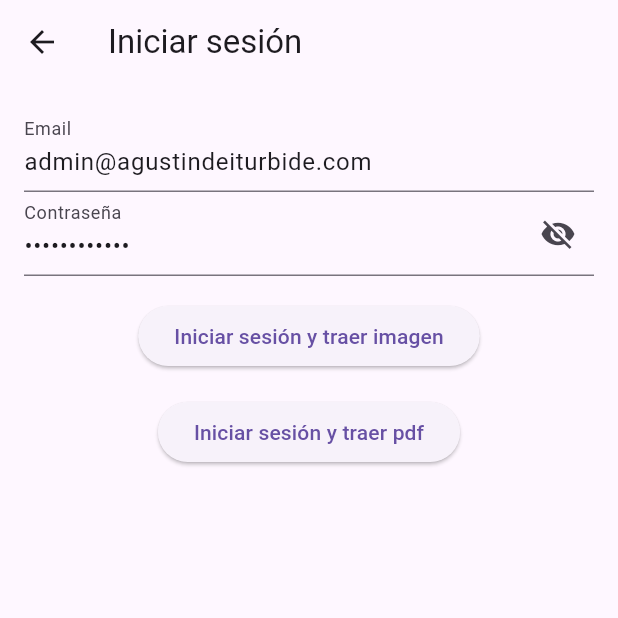
After one commit to German-GM/flutter_playground, a Flutter app: the screen it shows after launch, after a tap on "SeaweedFS Test", on a phone screen of 412 x 824 dp, the top half of it. The commit adds this screen. Run offline on Flutter 3.47's test engine with Material 3 defaults, Android fonts, the phone set to English and light mode, and no system bars; our stand-ins replace flutter_compass, geolocator, google_maps_flutter, webview_flutter; missing offline and left inert: flutter_polyline_points, syncfusion_flutter_pdfviewer; network calls fail.

Commit message:
add: ejemplo para consumir un documento o imagen desde un API que a su vez hace una peticion a un servidor seaweedfs para obtener un documento

```diff
--- /dev/null
+++ b/lib/login_screen.dart
@@ -0,0 +1,121 @@
+import 'package:flutter/material.dart';
+import 'package:http/http.dart' as http;
+import 'dart:convert';
+
+import 'webview_screen.dart';
+import 'file_viewer_screen.dart';
+
+class LoginScreen extends StatefulWidget {
+  const LoginScreen({super.key});
+
+  @override
+  State<LoginScreen> createState() => _LoginScreenState();
+}
+
+class _LoginScreenState extends State<LoginScreen> {
+  bool _obscurePassword = true;
+  final emailController =
+      TextEditingController(text: 'admin@agustindeiturbide.com');
+  final passwordController = TextEditingController(text: 'Iturbide2025');
+  String? error;
+
+  Future<void> _login(apiURL) async {
+    final url = Uri.parse(
+        'http://192.168.1.242:4000/api/create_token'); // Ajusta tu ruta de login
+
+    final response = await http.post(
+      url,
+      headers: {'Content-Type': 'application/json'},
+      body: jsonEncode({
+        'email': emailController.text.trim(),
+        'password': passwordController.text.trim(),
+      }),
+    );
+
+    if (response.statusCode == 200) {
+      final data = jsonDecode(response.body);
+      final token = data['access_token'] ?? data['token'];
+
+      if (token != null) {
+        // Navegar a WebView con el token
+        Navigator.push(
+          context,
+          MaterialPageRoute(
+            // builder: (_) => WebViewScreen(
+            //   // apiUrl:
+            //   //     "http://192.168.1.242:4000/api/seaweedfs/5,01a9e45a18", // imagen
+            //   apiUrl:
+            //       "http://192.168.1.242:4000/api/seaweedfs/4,02d1c43ddd", // pdf
+            //   bearerToken: token,
+            // ),
+            builder: (_) => FileViewerScreen(
+              // apiUrl:
+              //     "http://192.168.1.242:4000/api/seaweedfs/5,01a9e45a18", // imagen
+              apiUrl: apiURL, // pdf
+              bearerToken: token,
+            ),
+          ),
+        );
+      } else {
+        setState(() {
+          error = "Token no encontrado en la respuesta.";
+        });
+      }
+    } else {
+      setState(() {
+        error = "Error de login: ${response.statusCode}";
+      });
+    }
+  }
+
+  @override
+  Widget build(BuildContext context) {
+    return Scaffold(
+      appBar: AppBar(title: const Text('Iniciar sesión')),
+      body: Padding(
+        padding: const EdgeInsets.all(16.0),
+        child: Column(
+          children: [
+            TextField(
+              controller: emailController,
+              decoration: const InputDecoration(labelText: 'Email'),
+            ),
+            TextField(
+              controller: passwordController,
+              obscureText: _obscurePassword,
+              decoration: InputDecoration(
+                labelText: 'Contraseña',
+                suffixIcon: IconButton(
+                  icon: Icon(
+                    _obscurePassword ? Icons.visibility_off : Icons.visibility,
+                  ),
+                  onPressed: () {
+                    setState(() {
+                      _obscurePassword = !_obscurePassword;
+                    });
+                  },
+                ),
+              ),
+            ),
+            const SizedBox(height: 16),
+            ElevatedButton(
+              onPressed: () => _login(
+                  "http://192.168.1.242:4000/api/seaweedfs/5,01a9e45a18"),
+              child: const Text("Iniciar sesión y traer imagen"),
+            ),
+            const SizedBox(height: 16),
+            ElevatedButton(
+              onPressed: () => _login(
+                  "http://192.168.1.242:4000/api/seaweedfs/4,02d1c43ddd"),
+              child: const Text("Iniciar sesión y traer pdf"),
+            ),
+            if (error != null) ...[
+              const SizedBox(height: 10),
+              Text(error!, style: const TextStyle(color: Colors.red)),
+            ]
+          ],
+        ),
+      ),
+    );
+  }
+}
--- a/lib/main.dart
+++ b/lib/main.dart
@@ -3,6 +3,7 @@ import 'map_screen_address.dart';
 import 'map_screen_pos.dart';
 import 'map_screen_route.dart';
 import 'map_screen_live_location.dart';
+import 'login_screen.dart';
 
 void main() async {
   runApp(MyApp());
@@ -75,6 +76,18 @@ class HomeScreen extends StatelessWidget {
                 Navigator.push(
                   context,
                   MaterialPageRoute(
+                    builder: (context) => LoginScreen(),
+                  ),
+                );
+              },
+              child: Text('SeaweedFS Test'),
+            ),
+            SizedBox(height: 20),
+            ElevatedButton(
+              onPressed: () {
+                Navigator.push(
+                  context,
+                  MaterialPageRoute(
                     builder: (context) => MapScreenLiveLocation(),
                   ),
                 );
--- a/pubspec.yaml
+++ b/pubspec.yaml
@@ -37,6 +37,9 @@ dependencies:
   google_maps_flutter: ^2.10.0
   http: ^1.3.0
   intl: ^0.20.2
+  path_provider: ^2.1.5
+  syncfusion_flutter_pdfviewer: ^29.1.38
+  webview_flutter: ^4.13.0
 
 dev_dependencies:
   flutter_lints: ^5.0.0
```
Also changed, not shown: lib/directions_service.dart (+22 -10 lines), lib/file_viewer_screen.dart (added, +109 -0 lines), lib/map_screen_route.dart (+6 -4 lines), lib/webview_screen.dart (added, +43 -0 lines), pubspec.lock, 7 other files.
